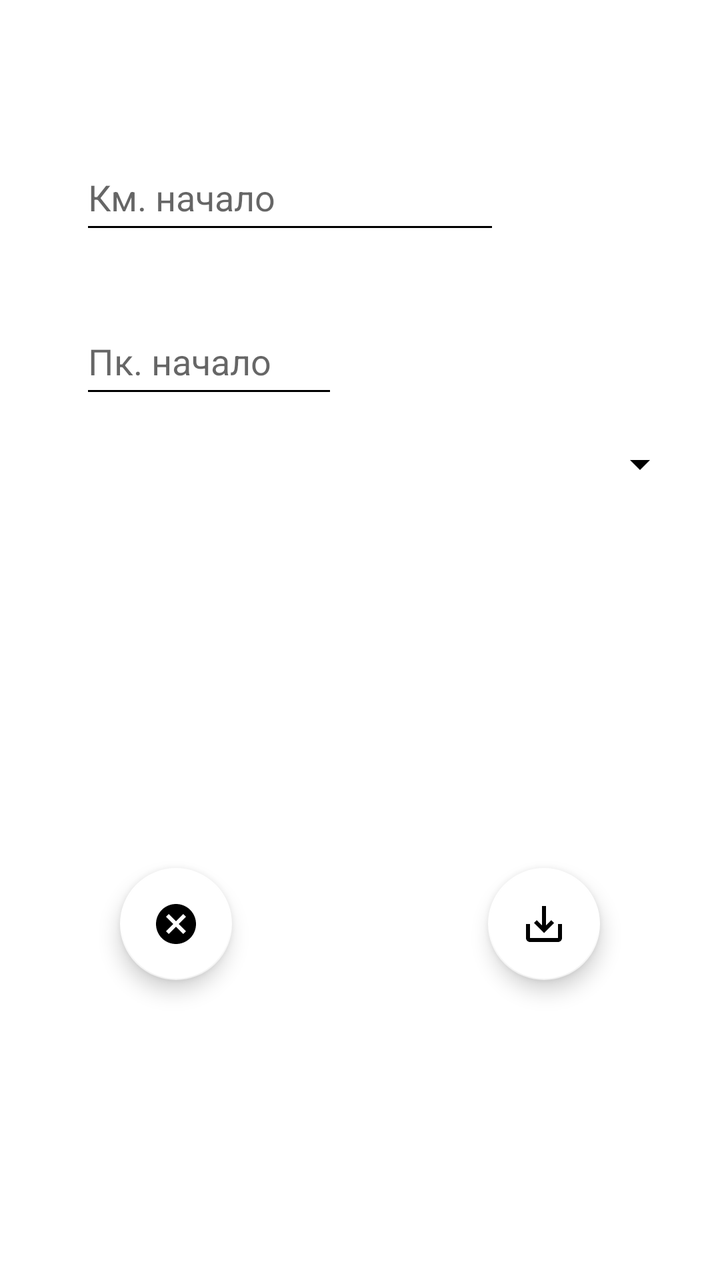
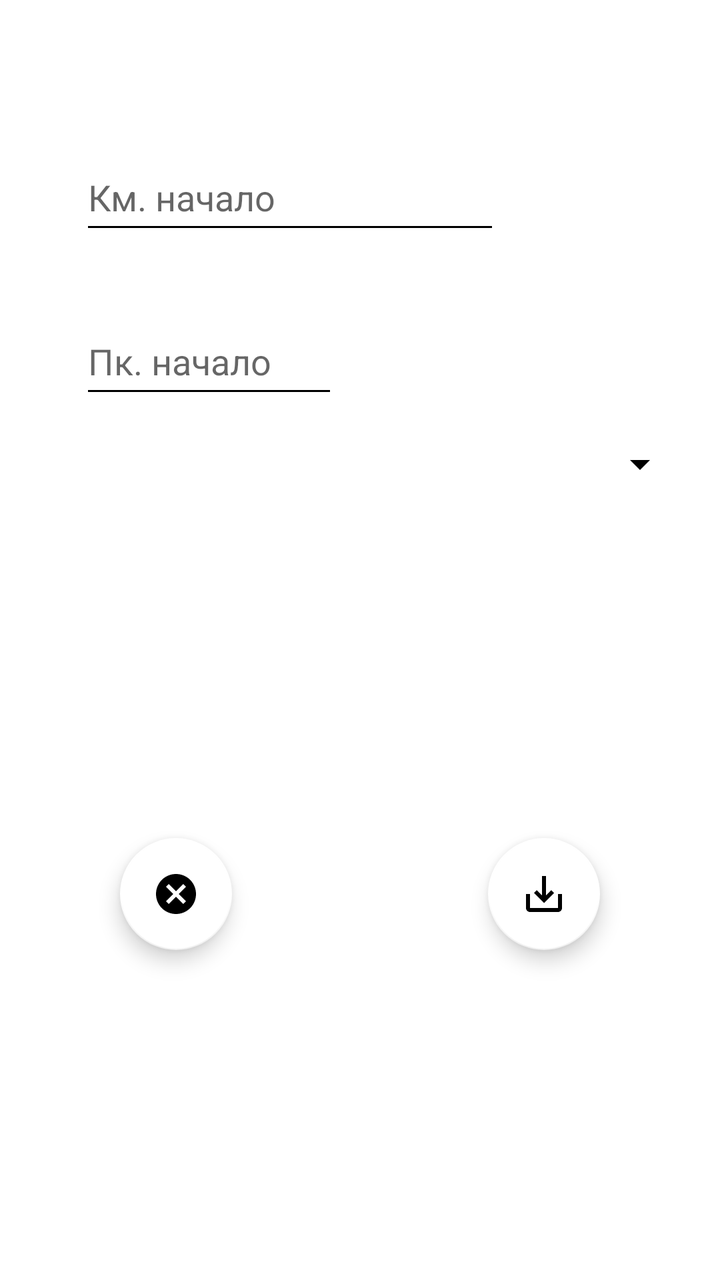

Two renders of the same Android screen: before a commit and after it. Below are the layout's source before the change and the commit's diff.
<!-- AndroidManifest.xml: application theme Base.Theme.My_Gps_Assistant -->
<!-- res/layout/fragment_add_custom_field_chet.xml -->
<?xml version="1.0" encoding="utf-8"?>
<androidx.constraintlayout.widget.ConstraintLayout
    xmlns:android="http://schemas.android.com/apk/res/android"
    xmlns:app="http://schemas.android.com/apk/res-auto"
    xmlns:tools="http://schemas.android.com/tools"
    android:layout_width="match_parent"
    android:layout_height="match_parent"
    android:background="#FFFFFF"
    tools:context=".fragments.chet.customField.add.AddCustomFieldFragmentChet">

    <EditText
        android:id="@+id/ed_start_custom_field_chet"
        android:layout_width="0dp"
        android:layout_height="50dp"
        android:layout_marginStart="40dp"
        android:layout_marginTop="72dp"
        android:ems="10"
        android:hint="@string/fragment_add_km_start_brake_chet"
        android:backgroundTint="@color/black"
        android:importantForAutofill="no"
        android:inputType="number"
        android:maxLength="4"
        android:textColor="#000000"
        app:layout_constraintStart_toStartOf="parent"
        app:layout_constraintTop_toTopOf="parent"
        tools:ignore="HardcodedText,TextContrastCheck" />

    <EditText
        android:id="@+id/ed_pk_start_custom_field_chet"
        android:layout_width="129dp"
        android:layout_height="50dp"
        android:layout_marginTop="32dp"
        android:ems="10"
        android:hint="@string/fragment_add_pk_start_brake_chet"
        android:backgroundTint="@color/black"
        android:inputType="number"
        android:maxLength="2"
        android:textColor="#000000"
        app:layout_constraintEnd_toEndOf="@+id/ed_start_custom_field_chet"
        app:layout_constraintHorizontal_bias="0.0"
        app:layout_constraintStart_toStartOf="@+id/ed_start_custom_field_chet"
        app:layout_constraintTop_toBottomOf="@+id/ed_start_custom_field_chet"
        tools:ignore="Autofill,HardcodedText,MissingConstraints,TextContrastCheck" />

    <com.google.android.material.floatingactionbutton.FloatingActionButton
        android:id="@+id/fb_save_custom_field_chet"
        android:layout_width="wrap_content"
        android:layout_height="wrap_content"
        android:layout_marginEnd="60dp"
        android:layout_marginBottom="150dp"
        android:clickable="true"
        android:src="@drawable/is_save_custom_field_chet"
        app:backgroundTint="@color/white"
        app:layout_constraintBottom_toBottomOf="parent"
        app:layout_constraintEnd_toEndOf="parent"
        tools:ignore="ContentDescription,KeyboardInaccessibleWidget,SpeakableTextPresentCheck" />

    <com.google.android.material.floatingactionbutton.FloatingActionButton
        android:id="@+id/fb_cancel_custom_field_chet"
        android:layout_width="wrap_content"
        android:layout_height="wrap_content"
        android:layout_marginStart="60dp"
        android:layout_marginBottom="150dp"
        android:clickable="true"
        android:src="@drawable/is_cancel_custom_field_chet"
        app:backgroundTint="@color/white"
        app:layout_constraintBottom_toBottomOf="parent"
        app:layout_constraintStart_toStartOf="parent"
        tools:ignore="ContentDescription,KeyboardInaccessibleWidget,SpeakableTextPresentCheck" />

    <EditText
        android:id="@+id/editAddCustomFieldChet"
        android:layout_width="wrap_content"
        android:layout_height="wrap_content"
        android:layout_marginTop="50dp"
        android:visibility="gone"
        android:ems="10"
        android:hint="Введите текст"
        android:inputType="text"
        android:maxLength="27"
        app:layout_constraintStart_toStartOf="@+id/ed_pk_start_custom_field_chet"
        app:layout_constraintTop_toBottomOf="@+id/ed_pk_start_custom_field_chet"
        tools:ignore="Autofill,HardcodedText,TouchTargetSizeCheck" />

    <Spinner
        android:id="@+id/spinnerAddChet"
        android:layout_width="match_parent"
        android:layout_height="wrap_content"
        android:layout_margin="16dp"
        app:layout_constraintStart_toStartOf="@+id/ed_pk_start_custom_field_chet"
        app:layout_constraintTop_toBottomOf="@+id/ed_pk_start_custom_field_chet"
        tools:ignore="TouchTargetSizeCheck" />


</androidx.constraintlayout.widget.ConstraintLayout>
<!-- resources referenced by this layout -->
<resources>
  <color name="black">#FF000000</color>
  <color name="white">#FFFFFFFF</color>
  <!-- drawable is_cancel_custom_field_chet (drawable) -->
  <vector xmlns:android="http://schemas.android.com/apk/res/android" android:height="24dp" android:tint="#52ED27" android:viewportHeight="24" android:viewportWidth="24" android:width="24dp">
        
      <path android:fillColor="@android:color/white" android:pathData="M12,2C6.47,2 2,6.47 2,12s4.47,10 10,10 10,-4.47 10,-10S17.53,2 12,2zM17,15.59L15.59,17 12,13.41 8.41,17 7,15.59 10.59,12 7,8.41 8.41,7 12,10.59 15.59,7 17,8.41 13.41,12 17,15.59z"/>
      
  </vector>
  <!-- drawable is_save_custom_field_chet (drawable) -->
  <vector xmlns:android="http://schemas.android.com/apk/res/android" android:height="24dp" android:tint="#52ED27" android:viewportHeight="24" android:viewportWidth="24" android:width="24dp">
        
      <path android:fillColor="@android:color/white" android:pathData="M19,12v7L5,19v-7L3,12v7c0,1.1 0.9,2 2,2h14c1.1,0 2,-0.9 2,-2v-7h-2zM13,12.67l2.59,-2.58L17,11.5l-5,5 -5,-5 1.41,-1.41L11,12.67L11,3h2z"/>
      
  </vector>
  <string name="fragment_add_km_start_brake_chet">Км. начало</string>
  <string name="fragment_add_pk_start_brake_chet">Пк. начало</string>
  <style name="Base.Theme.My_Gps_Assistant" parent="Theme.MaterialComponents.Light.NoActionBar">
          
          <item name="colorPrimary">@color/black</item>
          <item name="colorPrimaryVariant">@color/lavender</item>
          <item name="colorOnPrimary">@color/white</item>
  
          <item name="colorSecondary">@color/teal_200</item>
          <item name="colorSecondaryVariant">@color/teal_700</item>
          <item name="colorOnSecondary">@color/black</item>
  
          <item name="android:statusBarColor">@color/lavender</item>
  
  
          <item name="android:windowFullscreen">true</item>
  
          <item name="android:textColorPrimary">@color/black</item>
          <item name="android:textColorSecondary">@color/black</item>
          <item name="android:textColorTertiary">@color/black</item>
  
  
  
  
  
  
  
      </style>
  <color name="lavender">#8692f7</color>
  <color name="teal_200">#D58DD5</color>
  <color name="teal_700">#00C2EF</color>
</resources>

<!-- the commit's change to res/layout/fragment_add_custom_field_chet.xml (unified diff, before → after) -->
@@ -47,7 +47,7 @@
         android:layout_width="wrap_content"
         android:layout_height="wrap_content"
         android:layout_marginEnd="60dp"
-        android:layout_marginBottom="150dp"
+        android:layout_marginBottom="165dp"
         android:clickable="true"
         android:src="@drawable/is_save_custom_field_chet"
         app:backgroundTint="@color/white"
@@ -60,7 +60,7 @@
         android:layout_width="wrap_content"
         android:layout_height="wrap_content"
         android:layout_marginStart="60dp"
-        android:layout_marginBottom="150dp"
+        android:layout_marginBottom="165dp"
         android:clickable="true"
         android:src="@drawable/is_cancel_custom_field_chet"
         app:backgroundTint="@color/white"
